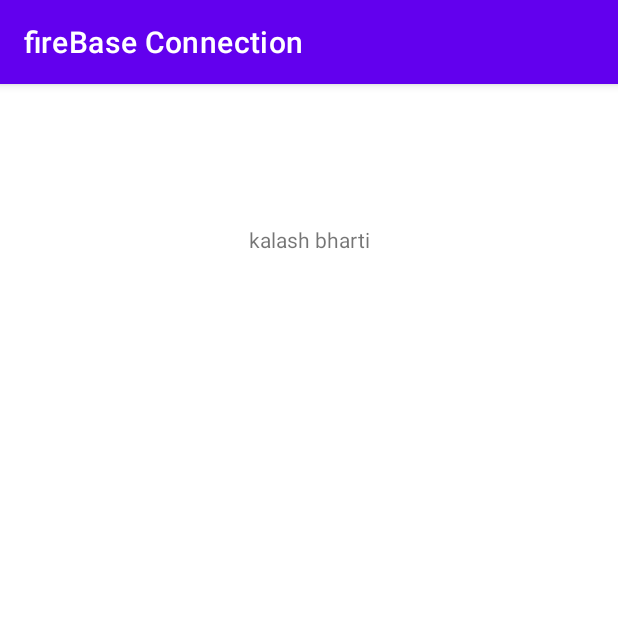
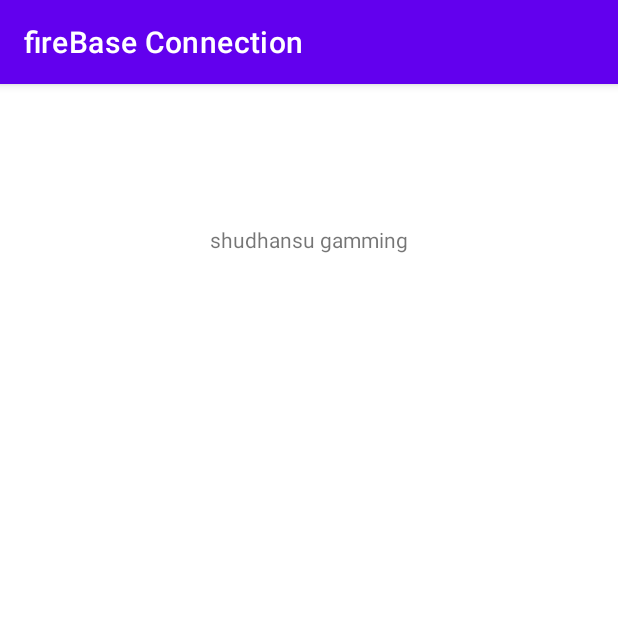
Before and after one commit to KalashBharti/fireBase_Connection, an Android app: the screen it shows after launch (MainActivity), on a phone screen of 412 x 824 dp, the top half of it. Run offline under Robolectric (Android 15) with nearby library versions, the phone set to English and light mode, and no system bars.

Commit message:
shudhanshu commit

```diff
--- a/app/src/main/res/layout/activity_main.xml
+++ b/app/src/main/res/layout/activity_main.xml
@@ -9,7 +9,7 @@
     <TextView
         android:layout_width="wrap_content"
         android:layout_height="wrap_content"
-        android:text="kalash bharti"
+        android:text="shudhansu gamming"
         app:layout_constraintBottom_toBottomOf="parent"
         app:layout_constraintEnd_toEndOf="parent"
         app:layout_constraintStart_toStartOf="parent"
```
